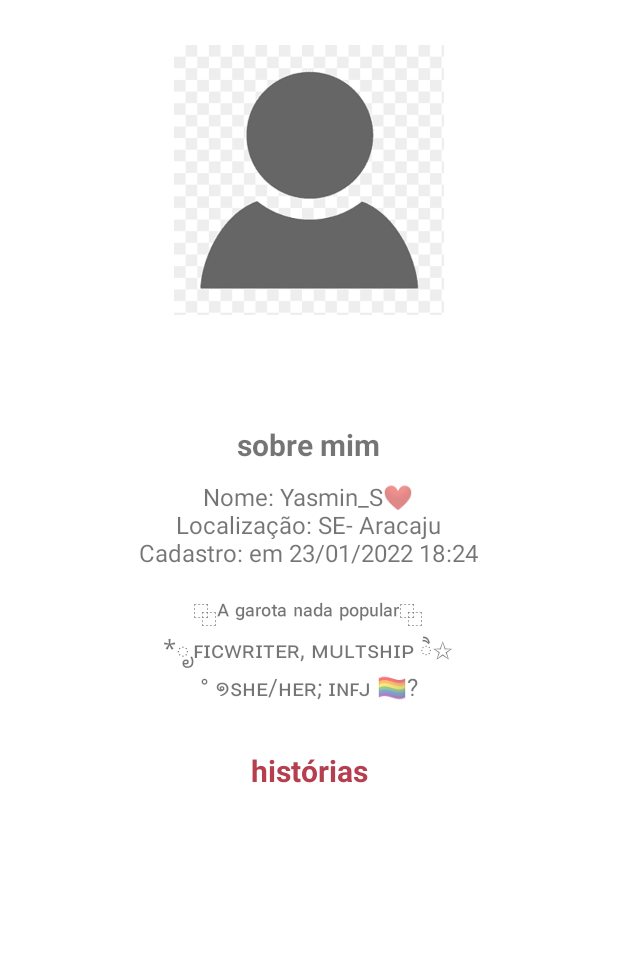
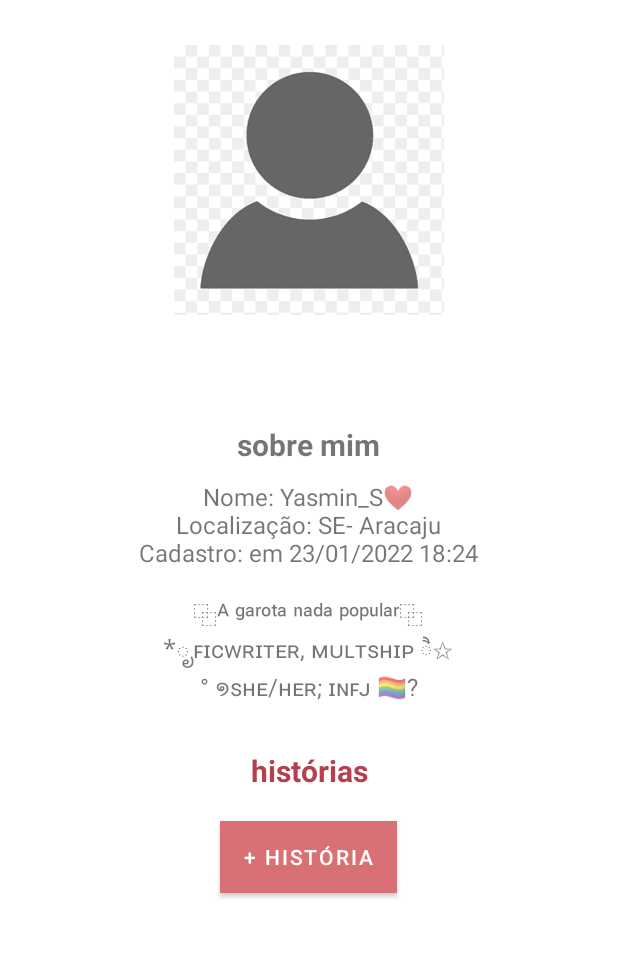
Before and after one commit to GHBAlbuquerque/befic_kotlin_fiap, an Android app: the UserProfileActivity screen opened directly, with no data from a screen before it, on a phone screen of 412 x 824 dp, the part 178-1136 px from its top. Run offline under Robolectric (Android 15) with nearby library versions, the phone set to English and light mode, and no system bars; 4 statements that could not run were skipped.

Commit message:
feature: adiciona botao de criar historia - TODO

```diff
--- a/app/src/main/java/com/fiap/befic/activity/UserProfileActivity.kt
+++ b/app/src/main/java/com/fiap/befic/activity/UserProfileActivity.kt
@@ -141,5 +141,9 @@ class UserProfileActivity : AppCompatActivity() {
         myListView.layoutParams = params
     }
 
+    fun createStory(view: View?){
+        //TODO: CRIAR
+    }
+
 
 }
--- a/app/src/main/res/layout/activity_user_profile.xml
+++ b/app/src/main/res/layout/activity_user_profile.xml
@@ -90,7 +90,25 @@
                 android:layout_width="wrap_content"
                 android:layout_height="wrap_content"
                 android:backgroundTint="@color/pink_200" />
+
+            <Button
+                android:id="@+id/button_criar_historia"
+                android:layout_width="wrap_content"
+                android:layout_height="wrap_content"
+                android:layout_gravity="center"
+                android:layout_marginTop="20dp"
+                android:background="@color/pink_300"
+                android:onClick="createStory"
+                android:text="+ história"
+                android:textColor="@android:color/white"
+                app:layout_constraintEnd_toEndOf="parent"
+                app:layout_constraintHorizontal_bias="0.425"
+                app:layout_constraintStart_toStartOf="parent"
+                app:layout_constraintTop_toTopOf="parent"
+                android:layout_marginBottom="10sp"/>
         </LinearLayout>
+
+
     </ScrollView>
 
 </LinearLayout>
```
